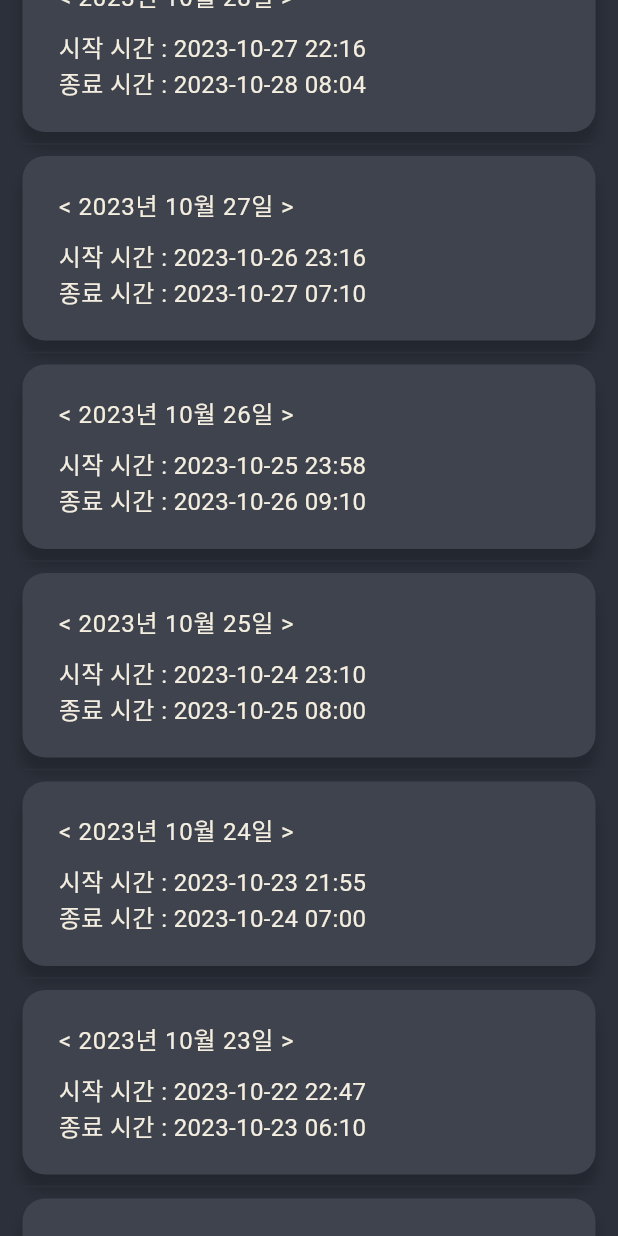
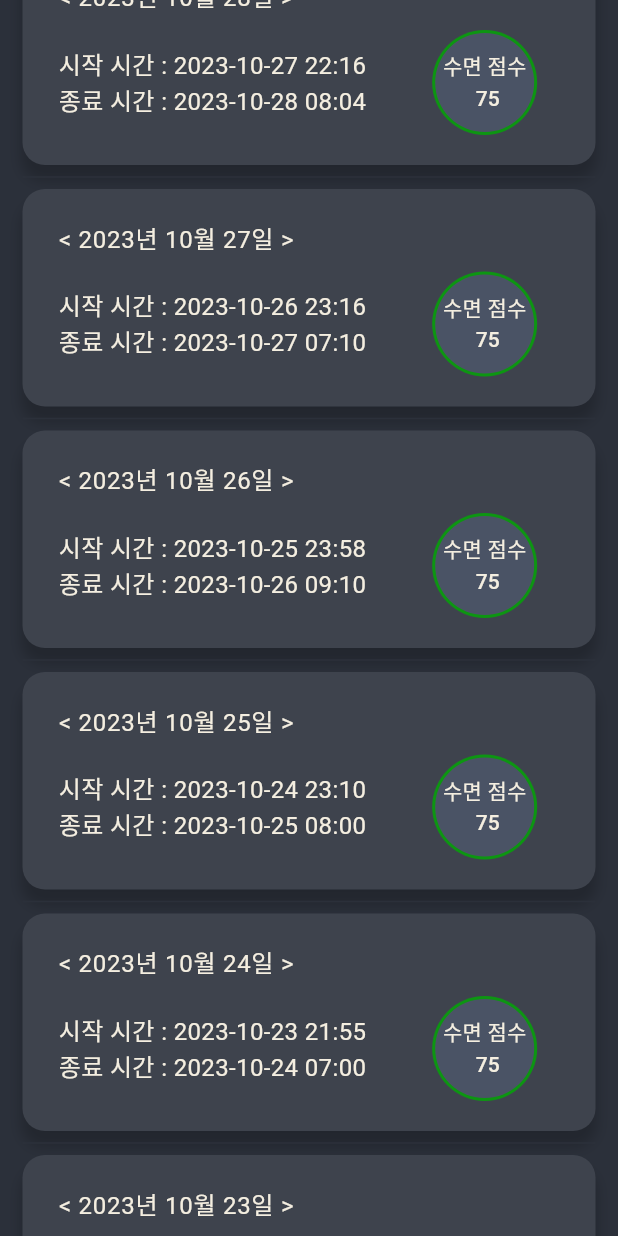
Before and after one commit to CreatorSean/JalJaYo_Dream__Client, a Flutter app: the SleepAnalysisScreen screen opened by its route, scrolled down 576 dp, on a phone screen of 412 x 824 dp. Run offline on Flutter 3.47's test engine with Material 3 defaults, Android fonts, the light colour scheme and no system bars; drawn by our look-alikes of flutter_animate; our stand-ins replace fl_chart, flutter_blue_plus, flutter_riverpod, font_awesome_flutter, go_router, lottie.

Commit message:
Update sleep_analysis_screen.dart

```diff
--- a/lib/feature/sleep_analysis/view/sleep_analysis_screen.dart
+++ b/lib/feature/sleep_analysis/view/sleep_analysis_screen.dart
@@ -23,12 +23,14 @@ class _SleepAnalysisScreenState extends ConsumerState<SleepAnalysisScreen> {
   bool isClicked = false;
   FlutterBluePlus flutterBlue = FlutterBluePlus.instance;
   List<ScanResult> scanResultList = [];
+  late Future<Map<String, dynamic>> sleepAnalysisData;
 
   @override
   initState() {
     super.initState();
   }
 
+  @override
   @override
   Widget build(BuildContext context) {
     return Scaffold(
@@ -45,7 +47,10 @@ class _SleepAnalysisScreenState extends ConsumerState<SleepAnalysisScreen> {
                   child: SleepCalendar(),
                 ),
                 Gaps.v16,
-                ListView.separated(
+                Row(
+                  children: [
+                    Expanded(
+                      child: ListView.separated(
                         shrinkWrap: true,
                         primary: false,
                         itemCount: sleepList.length,
@@ -61,6 +66,9 @@ class _SleepAnalysisScreenState extends ConsumerState<SleepAnalysisScreen> {
                             color: Color(0xff2B303A),
                           );
                         },
+                      ),
+                    ),
+                  ],
                 ),
               ],
             ),
@@ -88,6 +96,7 @@ class _SleepAnalysisScreenState extends ConsumerState<SleepAnalysisScreen> {
 }
 
 Widget dataItem(int idx, BuildContext context, SleepDataModel sleep) {
+  int score = 75;
   return Container(
     padding: const EdgeInsets.symmetric(
       horizontal: 8.0,
@@ -118,7 +127,9 @@ Widget dataItem(int idx, BuildContext context, SleepDataModel sleep) {
       titleAlignment: ListTileTitleAlignment.center,
       subtitle: Padding(
         padding: const EdgeInsets.only(top: 10),
-        child: Column(
+        child: Row(
+          children: [
+            Column(
               mainAxisAlignment: MainAxisAlignment.end,
               children: [
                 Row(
@@ -145,6 +156,22 @@ Widget dataItem(int idx, BuildContext context, SleepDataModel sleep) {
                 ),
               ],
             ),
+            Gaps.h44,
+            CircleAvatar(
+              radius: 35,
+              backgroundColor: const Color(0xff0D9512),
+              child: CircleAvatar(
+                radius: 33,
+                backgroundColor: const Color(0xff4A5365),
+                child: Text(
+                  "수면 점수\n      $score",
+                  style: const TextStyle(
+                      fontSize: Sizes.size14, color: Color(0xffF4EEE0)),
+                ),
+              ),
+            ),
+          ],
+        ),
       ),
     ),
   )
```
Lines whose indentation alone changed are shown as unchanged.
